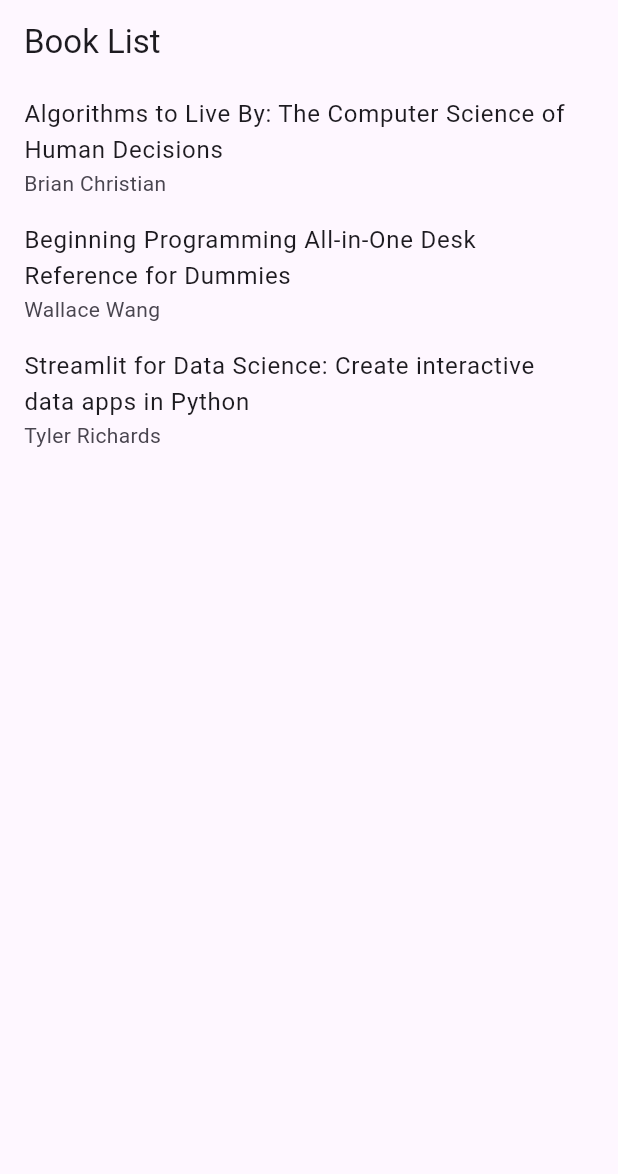
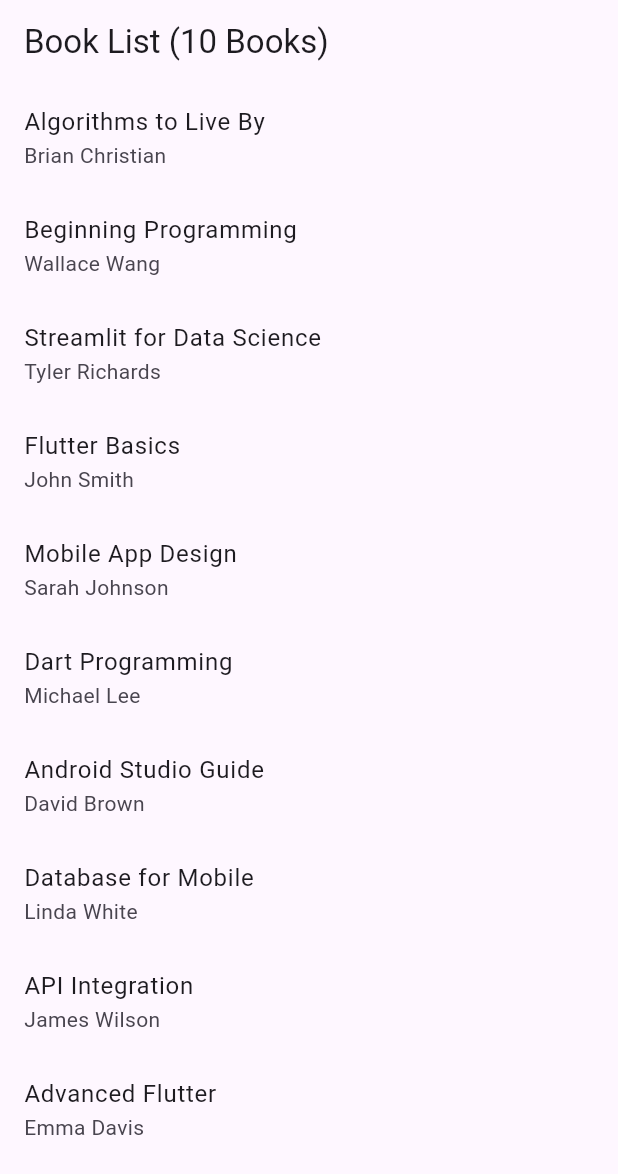
Before and after one commit to ananda-G/pertemuan6_perangkatMobile, a Flutter app: the screen it shows after launch, on a phone screen of 412 x 824 dp. Shown: the top 1174 px of the screen. Run offline on Flutter 3.47's test engine with Material 3 defaults, Android fonts, the phone set to English and light mode, and no system bars.

Commit message:
Menambahkan navigasi route dan memperbarui jumlah buku menjadi 10

```diff
--- a/lib/main.dart
+++ b/lib/main.dart
@@ -2,30 +2,71 @@ import 'package:flutter/material.dart';
 
 void main() {
   runApp(MaterialApp(
+    debugShowCheckedModeBanner: false,
     home: BookListScreen(),
   ));
 }
 
 class BookListScreen extends StatelessWidget {
   final List<Map<String, String>> books = [
-    {'title': 'Algorithms to Live By: The Computer Science of Human Decisions', 'author': 'Brian Christian', 'description': 'In a dazzlingly interdisciplinary work, '
-        'Brian Christian and Tom Griffiths show how algorithms developed for computers also untangle very human questions. '
-        'They explain how to have better hunches and when to leave things to chance, how to deal with overwhelming choices and how best to connect with others. '
-        'From finding a spouse to finding a parking spot, from organizing one’s inbox to peering into the future, '
-        'Algorithms to Live By transforms the wisdom of computer science into strategies for human living.'},
-    {'title': 'Beginning Programming All-in-One Desk Reference for Dummies', 'author': 'Wallace Wang', 'description': 'Beginning Programming All In One Desk Reference For Dummies shows you how to decide what you want your program to do, '
-        'turn your instructions into “machine language” that the computer understands, use programming best practices, '
-        'explore the “how” and “why” of data structuring, and more. '
-        'You’ll even get a look into various applications like database management, bioinformatics, computer security, and artificial intelligence. '
-        'Soon you’ll realize that — wow! You’re a programmer!'},
-    {'title': 'Streamlit for Data Science: Create interactive data apps in Python', 'author': 'Tyler Richards', 'description': 'If you work with data in Python and are looking to create data apps that showcase ML models and make beautiful interactive visualizations, then this is the ideal book for you. Streamlit for Data Science, Second Edition, shows you how to create and deploy data apps quickly, all within Python. This helps you create prototypes in hours instead of days!'
-        'Written by a prolific Streamlit user and senior data scientist at Snowflake, this fully updated second edition builds on the practical nature of the previous edition with exciting updates, including connecting Streamlit to data warehouses like Snowflake, integrating Hugging Face and OpenAI models into your apps, and connecting and building apps on top of Streamlit databases. Plus, there is a totally updated code repository on GitHub to help you practice your newfound skills.'},
+    {
+      'title': 'Algorithms to Live By',
+      'author': 'Brian Christian',
+      'description': 'Book about computer science and human decisions.'
+    },
+    {
+      'title': 'Beginning Programming',
+      'author': 'Wallace Wang',
+      'description': 'Introduction to programming concepts.'
+    },
+    {
+      'title': 'Streamlit for Data Science',
+      'author': 'Tyler Richards',
+      'description': 'Interactive data apps using Python.'
+    },
+    {
+      'title': 'Flutter Basics',
+      'author': 'John Smith',
+      'description': 'Learn Flutter from scratch.'
+    },
+    {
+      'title': 'Mobile App Design',
+      'author': 'Sarah Johnson',
+      'description': 'UI/UX design for mobile apps.'
+    },
+    {
+      'title': 'Dart Programming',
+      'author': 'Michael Lee',
+      'description': 'Complete guide to Dart language.'
+    },
+    {
+      'title': 'Android Studio Guide',
+      'author': 'David Brown',
+      'description': 'Learn Android Studio tools.'
+    },
+    {
+      'title': 'Database for Mobile',
+      'author': 'Linda White',
+      'description': 'Using SQLite and Firebase.'
+    },
+    {
+      'title': 'API Integration',
+      'author': 'James Wilson',
+      'description': 'Connect mobile apps with REST API.'
+    },
+    {
+      'title': 'Advanced Flutter',
+      'author': 'Emma Davis',
+      'description': 'Advanced widgets and routing.'
+    },
   ];
 
   @override
   Widget build(BuildContext context) {
     return Scaffold(
-      appBar: AppBar(title: Text('Book List')),
+      appBar: AppBar(
+        title: Text('Book List (${books.length} Books)'),
+      ),
       body: ListView.builder(
         itemCount: books.length,
         itemBuilder: (context, index) {
@@ -56,25 +97,42 @@ class BookDetailScreen extends StatelessWidget {
   final String author;
   final String description;
 
-  BookDetailScreen({required this.title, required this.author, required this.description});
+  BookDetailScreen({
+    required this.title,
+    required this.author,
+    required this.description,
+  });
 
   @override
   Widget build(BuildContext context) {
     return Scaffold(
-      appBar: AppBar(title: Text(title)),
+      appBar: AppBar(
+        title: Text(title),
+      ),
       body: Padding(
-        padding: const EdgeInsets.all(16.0),
+        padding: EdgeInsets.all(16),
         child: Column(
           crossAxisAlignment: CrossAxisAlignment.start,
           children: [
-            Text('Title: $title', style: TextStyle(fontSize: 22, fontWeight: FontWeight.bold)),
+            Text(
+              'Title: $title',
+              style: TextStyle(
+                fontSize: 22,
+                fontWeight: FontWeight.bold,
+              ),
+            ),
             SizedBox(height: 8),
-            Text('Author: $author', style: TextStyle(fontSize: 18, fontStyle: FontStyle.italic)),
+            Text(
+              'Author: $author',
+              style: TextStyle(fontSize: 18),
+            ),
             SizedBox(height: 12),
-            Text('Description:', style: TextStyle(fontSize: 16, fontWeight: FontWeight.bold)),
-            SizedBox(height: 6),
-            Text(description, style: TextStyle(fontSize: 16)),
+            Text(
+              'Description: $description',
+              style: TextStyle(fontSize: 16),
+            ),
             SizedBox(height: 20),
+
             ElevatedButton(
               onPressed: () {
                 Navigator.pop(context);
@@ -82,17 +140,18 @@ class BookDetailScreen extends StatelessWidget {
               child: Text('Back'),
             ),
 
+            SizedBox(height: 10),
+
             ElevatedButton(
               onPressed: () {
-                 Navigator.push(context,
+                Navigator.push(
+                  context,
                   MaterialPageRoute(
-                     builder: (context) => ReadingBookFile(
-
-                     ),
+                    builder: (context) => ReadingBookFile(),
                   ),
                 );
               },
-               child: Text('Read the book'),
+              child: Text('Read the Book'),
             ),
           ],
         ),
@@ -104,8 +163,16 @@ class BookDetailScreen extends StatelessWidget {
 class ReadingBookFile extends StatelessWidget {
   @override
   Widget build(BuildContext context) {
-    // TODO: implement build
-    Text('Reading Book File');
-    throw UnimplementedError();
+    return Scaffold(
+      appBar: AppBar(
+        title: Text('Reading Book'),
+      ),
+      body: Center(
+        child: Text(
+          'This is the reading page',
+          style: TextStyle(fontSize: 20),
+        ),
+      ),
+    );
   }
 }
```
Lines whose indentation alone changed are shown as unchanged.
